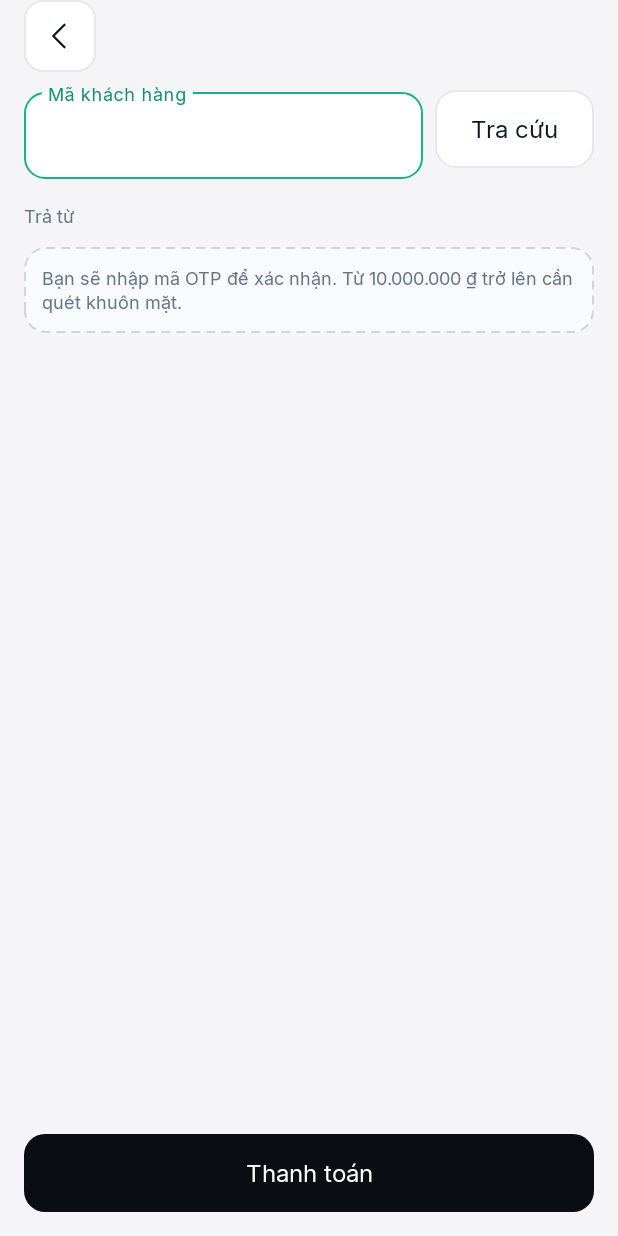
After one commit to thedestoroyah/FLUX_Bank, an Android app: the layout fragment_bill_pay.xml on its own in the app's theme, with its tools: preview values and no code run, on a phone screen of 412 x 824 dp. The commit adds this screen. Run offline under Robolectric (Android 15) with nearby library versions, the phone set to English and light mode, and no system bars.

Commit message:
feat: electricity and water bill screens

```diff
--- a/app/src/main/java/com/flux/bank/ui/customer/home/HomeFragment.kt
+++ b/app/src/main/java/com/flux/bank/ui/customer/home/HomeFragment.kt
@@ -23,6 +23,8 @@ import com.flux.bank.data.model.KycStatus
 import com.flux.bank.data.model.Transaction
 import com.flux.bank.databinding.FragmentHomeBinding
 import com.flux.bank.ui.common.ComingSoonFragment
+import com.flux.bank.ui.customer.utility.BillPayFragment
+import com.flux.bank.domain.utility.BillKind
 import com.flux.bank.ui.customer.CustomerMainActivity
 import com.flux.bank.ui.customer.Utility
 import com.flux.bank.ui.customer.account.AccountDetailFragment
@@ -162,6 +164,8 @@ class HomeFragment : Fragment() {
         val screen = when (utility) {
             Utility.NAP_TIEN -> MoneyMoveFragment.newInstance(deposit = true)
             Utility.RUT_TIEN -> MoneyMoveFragment.newInstance(deposit = false)
+            Utility.TIEN_DIEN -> BillPayFragment.newInstance(BillKind.ELECTRICITY)
+            Utility.TIEN_NUOC -> BillPayFragment.newInstance(BillKind.WATER)
             Utility.TIET_KIEM -> viewModel.firstAccountId(AccountType.SAVING)?.let(AccountDetailFragment::newInstance)
                 ?: ComingSoonFragment.newInstance(
                     utility.label, utility.icon, utility.tint, titleRes = R.string.saving_none_title, messageRes = R.string.saving_none
--- /dev/null
+++ b/app/src/main/res/layout/fragment_bill_pay.xml
@@ -0,0 +1,212 @@
+<?xml version="1.0" encoding="utf-8"?>
+<!-- Tiền điện / tiền nước (mockup F5 màn 1–2) -->
+<androidx.constraintlayout.widget.ConstraintLayout xmlns:android="http://schemas.android.com/apk/res/android"
+    xmlns:app="http://schemas.android.com/apk/res-auto"
+    android:layout_width="match_parent"
+    android:layout_height="match_parent"
+    android:background="@color/flux_bg"
+    android:clickable="true"
+    android:fitsSystemWindows="true"
+    android:focusable="true">
+
+    <include
+        android:id="@+id/header"
+        layout="@layout/view_screen_header"
+        android:layout_width="0dp"
+        android:layout_height="wrap_content"
+        app:layout_constraintEnd_toEndOf="parent"
+        app:layout_constraintStart_toStartOf="parent"
+        app:layout_constraintTop_toTopOf="parent" />
+
+    <androidx.core.widget.NestedScrollView
+        android:layout_width="0dp"
+        android:layout_height="0dp"
+        app:layout_constraintBottom_toTopOf="@id/bottomBar"
+        app:layout_constraintEnd_toEndOf="parent"
+        app:layout_constraintStart_toStartOf="parent"
+        app:layout_constraintTop_toBottomOf="@id/header">
+
+        <LinearLayout
+            android:layout_width="match_parent"
+            android:layout_height="wrap_content"
+            android:orientation="vertical"
+            android:paddingStart="@dimen/space_16"
+            android:paddingEnd="@dimen/space_16"
+            android:paddingBottom="@dimen/space_16">
+
+            <include
+                android:id="@+id/kyc"
+                layout="@layout/view_payment_kyc" />
+
+            <com.google.android.material.chip.ChipGroup
+                android:id="@+id/groupProviders"
+                android:layout_width="match_parent"
+                android:layout_height="wrap_content"
+                app:selectionRequired="true"
+                app:singleSelection="true" />
+
+            <LinearLayout
+                android:layout_width="match_parent"
+                android:layout_height="wrap_content"
+                android:layout_marginTop="@dimen/space_8"
+                android:baselineAligned="false"
+                android:gravity="top"
+                android:orientation="horizontal">
+
+                <com.google.android.material.textfield.TextInputLayout
+                    android:id="@+id/tilCode"
+                    style="@style/Widget.Flux.TextField"
+                    android:layout_width="0dp"
+                    android:layout_height="wrap_content"
+                    android:layout_weight="1"
+                    android:hint="@string/bill_code">
+
+                    <com.google.android.material.textfield.TextInputEditText
+                        android:id="@+id/etCode"
+                        android:layout_width="match_parent"
+                        android:layout_height="wrap_content"
+                        android:imeOptions="actionSearch"
+                        android:inputType="textCapCharacters|textNoSuggestions"
+                        android:maxLength="16"
+                        android:maxLines="1" />
+                </com.google.android.material.textfield.TextInputLayout>
+
+                <com.google.android.material.button.MaterialButton
+                    android:id="@+id/btnLookup"
+                    style="@style/Widget.Flux.Button.Secondary"
+                    android:layout_width="wrap_content"
+                    android:layout_height="wrap_content"
+                    android:layout_marginStart="@dimen/space_8"
+                    android:layout_marginTop="@dimen/space_4"
+                    android:text="@string/bill_lookup" />
+            </LinearLayout>
+
+            <com.google.android.material.card.MaterialCardView
+                android:id="@+id/cardBill"
+                style="@style/Widget.Flux.Card"
+                android:layout_width="match_parent"
+                android:layout_height="wrap_content"
+                android:layout_marginTop="@dimen/space_12"
+                android:visibility="gone">
+
+                <LinearLayout
+                    android:layout_width="match_parent"
+                    android:layout_height="wrap_content"
+                    android:orientation="vertical"
+                    android:padding="@dimen/space_16">
+
+                    <LinearLayout
+                        android:layout_width="match_parent"
+                        android:layout_height="wrap_content"
+                        android:gravity="center_vertical"
+                        android:orientation="horizontal">
+
+                        <ImageView
+                            android:id="@+id/ivBillIcon"
+                            style="@style/Widget.Flux.IconTile"
+                            android:importantForAccessibility="no" />
+
+                        <LinearLayout
+                            android:layout_width="0dp"
+                            android:layout_height="wrap_content"
+                            android:layout_marginStart="@dimen/space_12"
+                            android:layout_weight="1"
+                            android:orientation="vertical">
+
+                            <TextView
+                                android:id="@+id/tvHolder"
+                                android:layout_width="wrap_content"
+                                android:layout_height="wrap_content"
+                                android:textAppearance="@style/TextAppearance.Flux.TitleM" />
+
+                            <TextView
+                                android:id="@+id/tvAddress"
+                                android:layout_width="wrap_content"
+                                android:layout_height="wrap_content"
+                                android:textAppearance="@style/TextAppearance.Flux.Caption" />
+                        </LinearLayout>
+                    </LinearLayout>
+
+                    <LinearLayout
+                        android:id="@+id/billRows"
+                        android:layout_width="match_parent"
+                        android:layout_height="wrap_content"
+                        android:layout_marginTop="@dimen/space_8"
+                        android:orientation="vertical" />
+
+                    <LinearLayout
+                        android:layout_width="match_parent"
+                        android:layout_height="wrap_content"
+                        android:layout_marginTop="@dimen/space_8"
+                        android:gravity="center_vertical"
+                        android:orientation="horizontal">
+
+                        <TextView
+                            android:layout_width="0dp"
+                            android:layout_height="wrap_content"
+                            android:layout_weight="1"
+                            android:text="@string/move_sheet_amount"
+                            android:textAppearance="@style/TextAppearance.Flux.Caption" />
+
+                        <TextView
+                            android:id="@+id/tvBillAmount"
+                            android:layout_width="wrap_content"
+                            android:layout_height="wrap_content"
+                            android:textAppearance="@style/TextAppearance.Flux.AmountSmall" />
+                    </LinearLayout>
+                </LinearLayout>
+            </com.google.android.material.card.MaterialCardView>
+
+            <com.google.android.material.card.MaterialCardView
+                android:id="@+id/cardPaid"
+                style="@style/Widget.Flux.Card"
+                android:layout_width="match_parent"
+                android:layout_height="wrap_content"
+                android:layout_marginTop="@dimen/space_12"
+                android:visibility="gone"
+                app:cardBackgroundColor="@color/flux_emerald_light">
+
+                <TextView
+                    android:id="@+id/tvPaid"
+                    android:layout_width="match_parent"
+                    android:layout_height="wrap_content"
+                    android:drawablePadding="@dimen/space_8"
+                    android:gravity="center_vertical"
+                    android:padding="@dimen/space_12"
+                    android:textAppearance="@style/TextAppearance.Flux.Label"
+                    android:textColor="@color/flux_emerald_dark"
+                    app:drawableStartCompat="@drawable/ic_check"
+                    app:drawableTint="@color/flux_emerald_dark" />
+            </com.google.android.material.card.MaterialCardView>
+
+            <include
+                android:id="@+id/source"
+                layout="@layout/view_payment_source" />
+        </LinearLayout>
+    </androidx.core.widget.NestedScrollView>
+
+    <FrameLayout
+        android:id="@+id/bottomBar"
+        android:layout_width="0dp"
+        android:layout_height="wrap_content"
+        android:padding="@dimen/space_16"
+        app:layout_constraintBottom_toBottomOf="parent"
+        app:layout_constraintEnd_toEndOf="parent"
+        app:layout_constraintStart_toStartOf="parent">
+
+        <com.google.android.material.button.MaterialButton
+            android:id="@+id/btnPay"
+            style="@style/Widget.Flux.Button.Primary"
+            android:layout_width="match_parent"
+            android:layout_height="wrap_content"
+            android:text="@string/pay_action" />
+
+        <com.google.android.material.button.MaterialButton
+            android:id="@+id/btnReceipt"
+            style="@style/Widget.Flux.Button.Secondary"
+            android:layout_width="match_parent"
+            android:layout_height="wrap_content"
+            android:text="@string/bill_view_receipt"
+            android:visibility="gone" />
+    </FrameLayout>
+</androidx.constraintlayout.widget.ConstraintLayout>
--- /dev/null
+++ b/app/src/main/res/layout/view_payment_source.xml
@@ -0,0 +1,49 @@
+<?xml version="1.0" encoding="utf-8"?>
+<!-- Chọn tài khoản trả tiền + lỗi số tiền / lỗi chung (dùng chung cho các màn tiện ích F5) -->
+<LinearLayout xmlns:android="http://schemas.android.com/apk/res/android"
+    xmlns:app="http://schemas.android.com/apk/res-auto"
+    android:layout_width="match_parent"
+    android:layout_height="wrap_content"
+    android:layout_marginTop="@dimen/space_16"
+    android:orientation="vertical">
+
+    <TextView
+        android:layout_width="wrap_content"
+        android:layout_height="wrap_content"
+        android:text="@string/pay_from"
+        android:textAppearance="@style/TextAppearance.Flux.Caption" />
+
+    <com.google.android.material.chip.ChipGroup
+        android:id="@+id/groupSources"
+        android:layout_width="match_parent"
+        android:layout_height="wrap_content"
+        app:selectionRequired="true"
+        app:singleSelection="true" />
+
+    <TextView
+        android:id="@+id/tvAmountError"
+        android:layout_width="wrap_content"
+        android:layout_height="wrap_content"
+        android:layout_marginTop="@dimen/space_4"
+        android:textAppearance="@style/TextAppearance.Flux.Caption"
+        android:textColor="@color/flux_error_dark"
+        android:visibility="gone" />
+
+    <TextView
+        android:layout_width="match_parent"
+        android:layout_height="wrap_content"
+        android:layout_marginTop="@dimen/space_12"
+        android:background="@drawable/bg_dashed_tile"
+        android:padding="@dimen/space_12"
+        android:text="@string/move_auth_note"
+        android:textAppearance="@style/TextAppearance.Flux.Caption" />
+
+    <TextView
+        android:id="@+id/tvError"
+        android:layout_width="wrap_content"
+        android:layout_height="wrap_content"
+        android:layout_marginTop="@dimen/space_12"
+        android:textAppearance="@style/TextAppearance.Flux.Caption"
+        android:textColor="@color/flux_error_dark"
+        android:visibility="gone" />
+</LinearLayout>
--- a/app/src/main/res/values/strings.xml
+++ b/app/src/main/res/values/strings.xml
@@ -414,4 +414,26 @@
     <string name="history_load_failed">Không tải được lịch sử giao dịch. Kiểm tra kết nối rồi thử lại.</string>
     <string name="saving_none_title">Chưa có tài khoản tiết kiệm</string>
     <string name="saving_none">Liên hệ nhân viên FLUX để mở tài khoản tiết kiệm.</string>
+
+    <!-- Feature 5: tiện ích -->
+    <string name="pay_kyc_blocked">Bạn cần hoàn tất xác minh danh tính (eKYC) trước khi thanh toán.</string>
+    <string name="pay_from">Trả từ</string>
+    <string name="pay_confirm_title">Xác nhận thanh toán</string>
+    <string name="pay_action">Thanh toán</string>
+    <string name="pay_action_amount">Thanh toán %1$s</string>
+    <string name="err_pay_max">Tối đa 100.000.000 ₫ mỗi lần thanh toán</string>
+    <string name="err_pay_daily">Vượt hạn mức trong ngày (còn lại %1$s)</string>
+    <string name="bill_code">Mã khách hàng</string>
+    <string name="bill_code_hint_power">PE và 11 chữ số, in trên hoá đơn điện</string>
+    <string name="bill_code_hint_water">8–12 chữ số, in trên hoá đơn nước</string>
+    <string name="bill_lookup">Tra cứu</string>
+    <string name="bill_code_error">Mã khách hàng không đúng định dạng</string>
+    <string name="bill_not_found">Không tìm thấy hoá đơn cho mã này</string>
+    <string name="bill_period">Kỳ</string>
+    <string name="bill_usage">Tiêu thụ</string>
+    <string name="bill_usage_power">%1$d kWh</string>
+    <string name="bill_usage_water">%1$d m³</string>
+    <string name="bill_due">Hạn thanh toán</string>
+    <string name="bill_paid">Bạn đã thanh toán kỳ này lúc %1$s.</string>
+    <string name="bill_view_receipt">Xem biên lai</string>
 </resources>
```
Also changed, not shown: app/src/main/java/com/flux/bank/ui/customer/utility/BillPayFragment.kt (added, +139 -0 lines), app/src/main/java/com/flux/bank/ui/customer/utility/PaymentUi.kt (added, +126 -0 lines), app/src/main/res/layout/view_payment_kyc.xml (added, +33 -0 lines).
